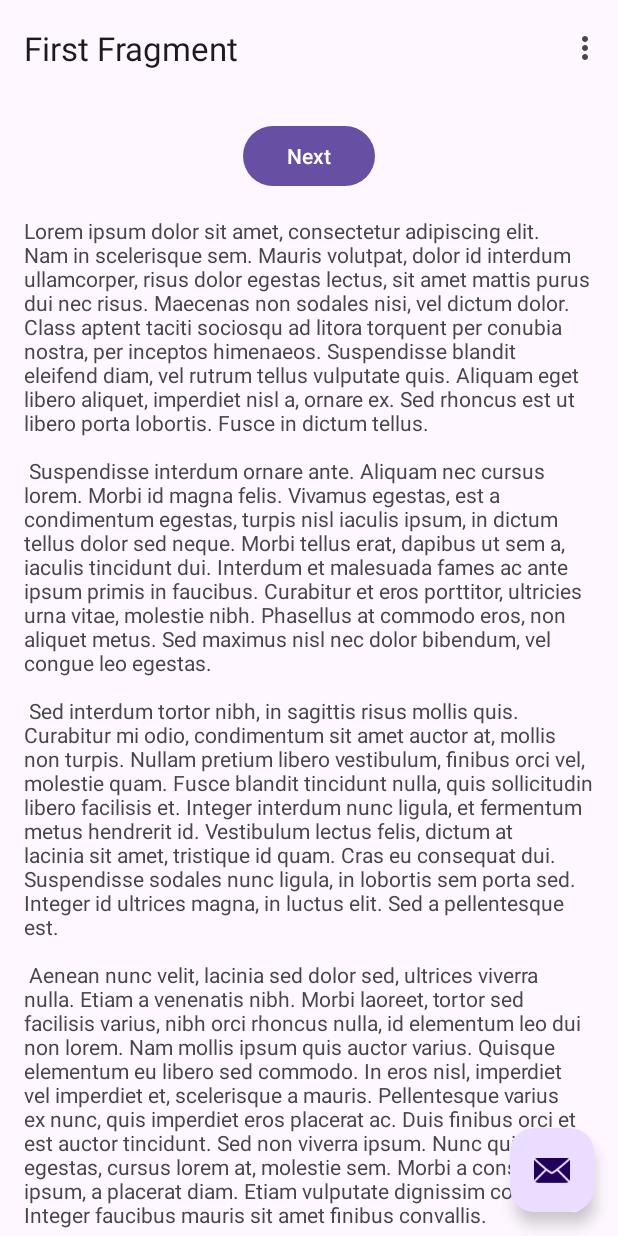
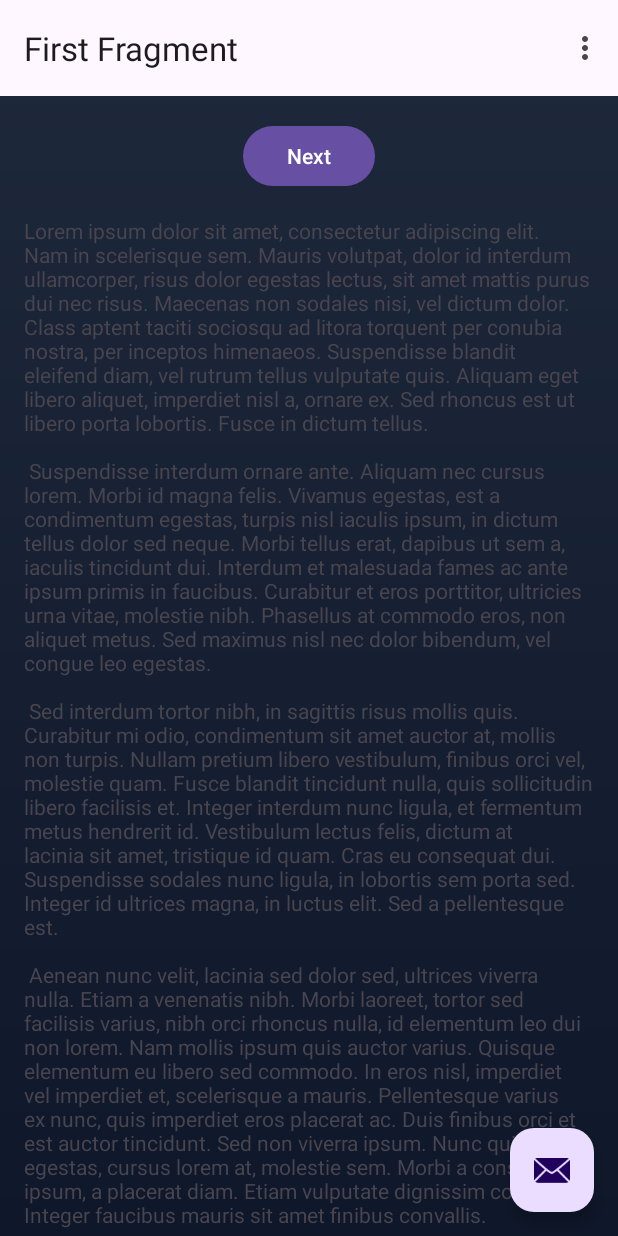
Before and after one commit to SNMbaye/CheSS, an Android app: the screen it shows after launch (MainActivity), on a phone screen of 412 x 824 dp. Run offline under Robolectric (Android 15) with nearby library versions, the phone set to English and light mode, and no system bars; our stand-ins replace navigation-ui; 1 statement that could not run was skipped.

Commit message:
Hinzufügen von einheitlichem Background

```diff
--- a/app/src/main/res/layout/activity_main.xml
+++ b/app/src/main/res/layout/activity_main.xml
@@ -6,7 +6,8 @@
     android:layout_width="match_parent"
     android:layout_height="match_parent"
     android:fitsSystemWindows="true"
-    tools:context=".MainActivity">
+    tools:context=".MainActivity"
+    android:background="@drawable/app_background">
 
     <com.google.android.material.appbar.AppBarLayout
         android:layout_width="match_parent"
```
